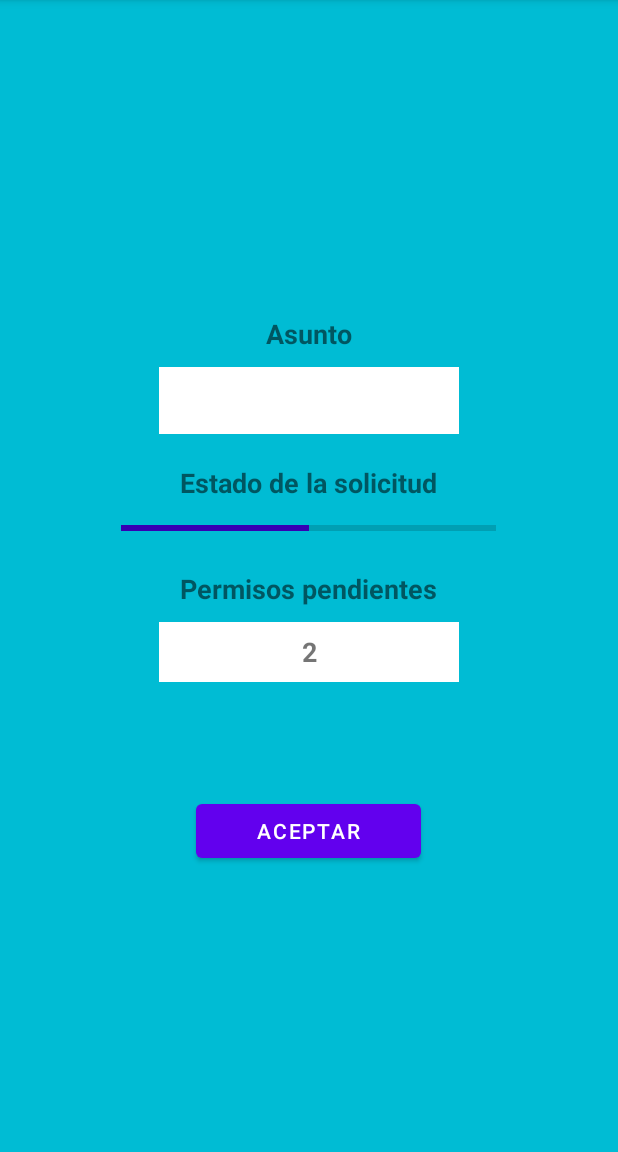
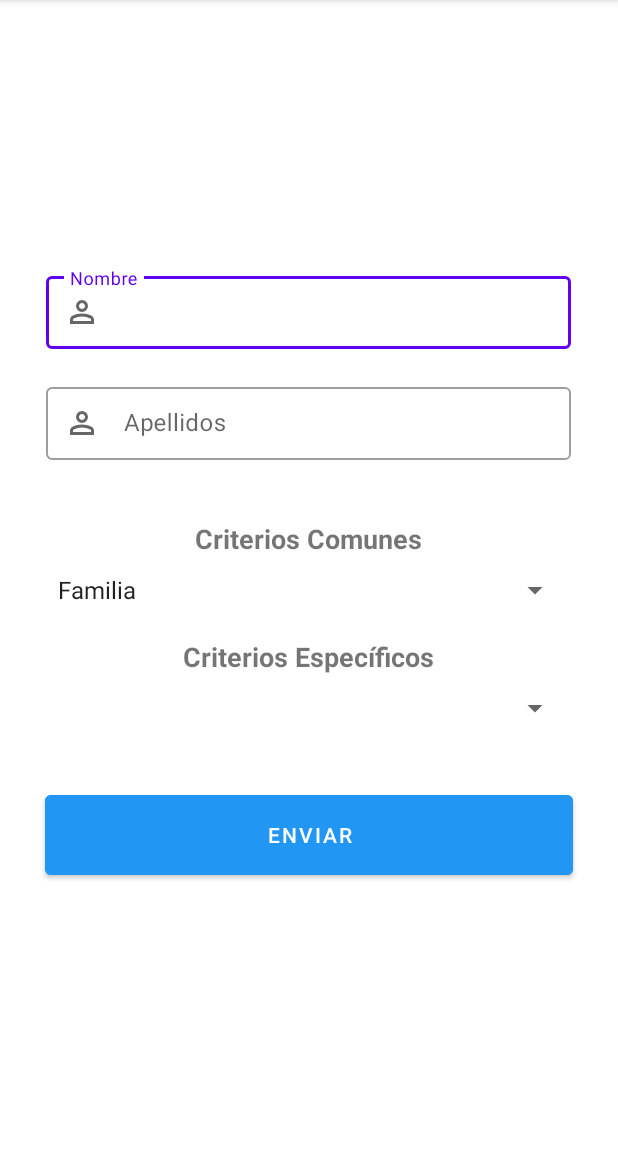
Before and after one commit to Juana1105/GestionCentroDocente, an Android app: the PantallaGestionarPermisos screen opened directly, with no data from a screen before it, on a phone screen of 412 x 824 dp, the part 84-1236 px from its top. Run offline under Robolectric (Android 15) with nearby library versions, the phone set to English and light mode, and no system bars.

Commit message:
programar pantallaGestionarPermisos no muestra segundo spinner. revisar toolbar de gestionarPermisos y enviarAvisos

```diff
--- a/app/src/main/java/com/example/gestioncentrodocente/PantallaGestionarPermisos.java
+++ b/app/src/main/java/com/example/gestioncentrodocente/PantallaGestionarPermisos.java
@@ -5,9 +5,14 @@ import androidx.appcompat.app.AppCompatActivity;
 import android.content.Intent;
 import android.os.Bundle;
 import android.view.View;
+import android.widget.AdapterView;
+import android.widget.ArrayAdapter;
 import android.widget.Button;
+import android.widget.Spinner;
 
 public class PantallaGestionarPermisos extends AppCompatActivity {
+    String seleccionado="";
+    String motivoPermiso="";
 
     @Override
     protected void onCreate(Bundle savedInstanceState) {
@@ -15,6 +20,63 @@ public class PantallaGestionarPermisos extends AppCompatActivity {
         setContentView(R.layout.activity_pantalla_gestionar_permisos);
 
         Button botonAceptar=(Button)findViewById(R.id.pantallaGestPAceptar);
+        Spinner spinnerCriteriosComunes=(Spinner)findViewById(R.id.spinnerCriteriosComunes);
+        Spinner spinnerCriteriosEspecificos=(Spinner)findViewById(R.id.spinnerCriteriosEspecificos);
+
+        String[] valores = {"Familia","Nacimiento/Otros", "Asuntos Personales", "Salud Propia","Formación del docente","Deberes Civiles"};
+
+        spinnerCriteriosComunes.setAdapter(new ArrayAdapter<String>(this, android.R.layout.simple_spinner_item,valores));
+
+        spinnerCriteriosComunes.setOnItemSelectedListener(new AdapterView.OnItemSelectedListener() {
+            @Override
+            public void onItemSelected(AdapterView<?> parent, View view, int position, long id) {
+                seleccionado=valores[position];
+            }
+
+            @Override
+            public void onNothingSelected(AdapterView<?> adapterView) {
+
+            }
+        });
+
+
+
+        String[] valores2 = new String[]{""};
+
+        if(seleccionado.contains("Familia")){
+            valores2= new String[]{"Permiso cuidado hijo menor", "Matrimonio de un familiar", "Permiso parental por hijo menor de 8 años", "Permiso por accidente, enfermedad grave de un familiar", "Permiso por fallecimiento de un familiar", "Permiso por cuidado de hijo menor 16 años"};
+        }else if(seleccionado=="Nacimiento/Otros"){
+            valores2= new String[]{"Permiso para tratamientos de fecundación asistida", "Permiso por riesgo durante el embarazo", "Permiso por nacimiento para la madre biológica", "Permiso del progenitor distinto de la madre biológica", "Permiso por lactancia","Permiso por adopción,guarda o acogimiento por uno de los progenitores"};
+        }else if(seleccionado=="Asuntos Personales"){
+            valores2= new String[]{"Permiso por días de libre disposición", "Permiso por razón de violencia de género", "Permiso por traslado de domicilio", "Permiso parcialmente retribuido", "Licencia por matrimonio", "Licencia por asuntos propios"};
+        }else if(seleccionado =="Salud propia"){
+            valores2= new String[]{"Permiso por enfermedad o accidente", "Permiso por intervención quirúrgica"};
+        }else if(seleccionado=="Formación del docente"){
+            valores2= new String[]{"Permiso por concurrencia a exámenes", "Licencia para asistir a actividades de formación"};
+        }else if(seleccionado=="Deberes Civiles"){
+            valores2= new String[]{"Permiso por deber inexcusable", "Permiso por elecciones europeas, generales, autonómicas y locales(APODERADO,MIEMBRO DE MESA,INTERVENTOR)","Permiso por elecciones europeas, generales, autonómicas y locales(CANDIDATO)"};
+        }
+
+
+        spinnerCriteriosEspecificos.setAdapter(new ArrayAdapter<String>(this, android.R.layout.simple_spinner_item,valores2));
+
+        spinnerCriteriosComunes.setOnItemSelectedListener(new AdapterView.OnItemSelectedListener() {
+            @Override
+            public void onItemSelected(AdapterView<?> parent, View view, int position, long id) {
+                motivoPermiso=valores[position];
+            }
+
+            @Override
+            public void onNothingSelected(AdapterView<?> adapterView) {
+
+            }
+        });
+
+
+
+
+
+
 
         botonAceptar.setOnClickListener(new View.OnClickListener() {
             @Override
--- a/app/src/main/java/com/example/gestioncentrodocente/PantallaRegistro.java
+++ b/app/src/main/java/com/example/gestioncentrodocente/PantallaRegistro.java
@@ -13,6 +13,7 @@ import android.widget.Button;
 import android.widget.EditText;
 import android.widget.Spinner;
 
+import com.google.android.material.button.MaterialButton;
 import com.google.android.material.snackbar.Snackbar;
 import com.google.firebase.database.DatabaseReference;
 import com.google.firebase.database.FirebaseDatabase;
@@ -33,7 +34,7 @@ public class PantallaRegistro extends AppCompatActivity {
         setContentView(R.layout.activity_pantalla_registro);
 
 
-        Button botonRegistroCompletado= (Button)findViewById(R.id.registroBotonRegistrarse);
+        MaterialButton botonRegistroCompletado=findViewById(R.id.registroBotonRegistrarse);
 
 
         Spinner spinnerSimple = (Spinner)findViewById(R.id.pr_rol);
--- a/app/src/main/res/layout/activity_pantalla_gestionar_permisos.xml
+++ b/app/src/main/res/layout/activity_pantalla_gestionar_permisos.xml
@@ -1,105 +1,119 @@
 <?xml version="1.0" encoding="utf-8"?>
-<RelativeLayout
+<LinearLayout
     xmlns:android="http://schemas.android.com/apk/res/android"
     xmlns:app="http://schemas.android.com/apk/res-auto"
     xmlns:tools="http://schemas.android.com/tools"
     android:layout_width="match_parent"
     android:layout_height="match_parent"
+    android:orientation="vertical"
+    android:gravity="center"
     tools:context=".PantallaGestionarPermisos">
-    <ProgressBar
-        android:layout_width="match_parent"
-        android:layout_height="wrap_content"
-        android:layout_alignParentBottom="true"
-        style="@style/Widget.AppCompat.ProgressBar.Horizontal"
-        android:max="100"
-        android:progress="50"
-        android:layout_marginBottom="20dp">
 
-    </ProgressBar>
 
-    <LinearLayout
-        android:id="@+id/lineaLayoutPantallaGestionPermisos"
-        android:layout_width="match_parent"
-        android:layout_height="match_parent"
-        android:orientation="vertical"
-        android:gravity="center"
-        android:background="@color/blue_light">
+
+<!--https://www.comunidad.madrid/servicios/educacion/manual-permisos-licencias-docentes-->
+
+    <!--dos spinner seleccionando el tipo de permiso, nombre y apellidos y enviar_ en notificacion meter x ejemplo estado del permiso o asi que le llegue mensaje-->
+
+        <com.google.android.material.textfield.TextInputLayout
+            android:id="@+id/nombreGPtext"
+            style="@style/Widget.MaterialComponents.TextInputLayout.OutlinedBox.Dense"
+            android:layout_width="350dp"
+            android:layout_height="wrap_content"
+            android:layout_marginLeft="10dp"
+            android:layout_marginRight="10dp"
+            android:layout_marginBottom="20dp"
+            android:hint="@string/nombre"
+            app:startIconDrawable="@drawable/user"
+            app:endIconMode="clear_text">
+
+                <EditText
+                    android:id="@+id/nombreGP"
+                    android:layout_width="match_parent"
+                    android:layout_height="wrap_content"/>
+
+        </com.google.android.material.textfield.TextInputLayout>
+
+        <com.google.android.material.textfield.TextInputLayout
+            android:id="@+id/apellidosGPtext"
+            style="@style/Widget.MaterialComponents.TextInputLayout.OutlinedBox.Dense"
+            android:layout_width="350dp"
+            android:layout_height="wrap_content"
+            android:layout_marginLeft="10dp"
+            android:layout_marginRight="10dp"
+            android:layout_marginBottom="20dp"
+            android:hint="@string/apellidosUsuario"
+            app:startIconDrawable="@drawable/user"
+            app:endIconMode="clear_text">
+
+                <EditText
+                    android:id="@+id/apellidosGP"
+                    android:layout_width="match_parent"
+                    android:layout_height="wrap_content"/>
+
+        </com.google.android.material.textfield.TextInputLayout>
+
+
+
+
+
+
 
 
 
         <TextView
-            android:id="@+id/pantallaGPasunto"
+            android:id="@+id/pantallaGPcriteriosComunes"
             android:layout_width="wrap_content"
             android:layout_height="wrap_content"
-            android:text="@string/GPasunto"
+            android:text="@string/GPcriteriosComunes"
             android:layout_marginBottom="10dp"
             android:textStyle="bold"
             android:layout_marginTop="20dp"
             android:textSize="18sp">
         </TextView>
-        <EditText
-            android:id="@+id/pantallaGPeditTextAsunto"
-            android:layout_width="200dp"
+
+        <Spinner
+            android:id="@+id/spinnerCriteriosComunes"
+            android:layout_width="350dp"
             android:layout_height="wrap_content"
-            android:inputType="text"
-            android:imeOptions="actionSearch"
-            android:background="@color/white"
-            android:padding="10dp"
-            android:layout_marginBottom="20dp"
             >
-        </EditText>
+
+        </Spinner>
+
 
         <TextView
-            android:id="@+id/pantGPestadoSolicitud"
+            android:id="@+id/pantallaGPcriteriosEspecificos"
             android:layout_width="wrap_content"
             android:layout_height="wrap_content"
-            android:text="@string/pantallaGPestadoSolicitud"
+            android:text="@string/GPcriteriosEspe"
             android:layout_marginBottom="10dp"
             android:textStyle="bold"
-            android:textSize="18sp"
-            tools:ignore="DuplicateIds">
-        </TextView>
-        <ProgressBar
-            android:id="@+id/barraProgresoEstadoSolicitud"
-            android:layout_width="250dp"
-            android:layout_height="wrap_content"
-            style="@style/Widget.AppCompat.ProgressBar.Horizontal"
-            android:max="100"
-            android:progress="50"
-            android:layout_marginBottom="20dp"
-            >
-        </ProgressBar>
-
-        <TextView
-            android:id="@+id/pantallaGPermisosPendientes"
-            android:layout_width="wrap_content"
-            android:layout_height="wrap_content"
-            android:text="@string/pantallaGPpermPendientes"
-            android:layout_marginBottom="10dp"
-            android:textStyle="bold"
+            android:layout_marginTop="20dp"
             android:textSize="18sp">
         </TextView>
-        <TextView
-            android:id="@+id/pantallaGnumPermisosPendientes"
-            android:layout_width="200dp"
-            android:layout_height="40dp"
-            android:text="@string/numeroPrueba"
-            android:layout_marginBottom="5dp"
-            android:gravity="center"
-            android:background="@color/white"
-            android:textStyle="bold"
-            android:textSize="18sp">
-        </TextView>
-        <Button
-            android:id="@+id/pantallaGestPAceptar"
-            android:layout_width="150dp"
+
+        <Spinner
+            android:id="@+id/spinnerCriteriosEspecificos"
+            android:layout_width="350dp"
             android:layout_height="wrap_content"
-            android:layout_marginTop="70dp"
-            android:text="@string/aceptar"
             >
-        </Button>
+
+        </Spinner>
 
 
-    </LinearLayout>
 
-</RelativeLayout>
+
+        <com.google.android.material.button.MaterialButton
+            android:id="@+id/pantallaGestPAceptar"
+            android:layout_width="match_parent"
+            android:layout_height="65dp"
+            android:layout_marginRight="30dp"
+            android:layout_marginLeft="30dp"
+            android:layout_marginTop="40dp"
+            android:backgroundTint="@color/blue"
+            android:text="@string/enviar"/>
+
+
+
+
+</LinearLayout>
--- a/app/src/main/res/values/strings.xml
+++ b/app/src/main/res/values/strings.xml
@@ -82,4 +82,7 @@
     <string name="textoAcercaDe">Acerca de...</string>
     <string name="textoPerfil">Perfil</string>
     <string name="textoCerrarSesion">Cerrar Sesión</string>
+    <string name="nombre">Nombre</string>
+    <string name="GPcriteriosComunes">Criterios Comunes</string>
+    <string name="GPcriteriosEspe">Criterios Específicos</string>
 </resources>
```
Also changed, not shown: app/src/main/java/com/example/gestioncentrodocente/PantallaEnviarAvisos.java (+48 -12 lines), app/src/main/res/layout/activity_pantalla_enviar_avisos.xml (+15 -18 lines).
